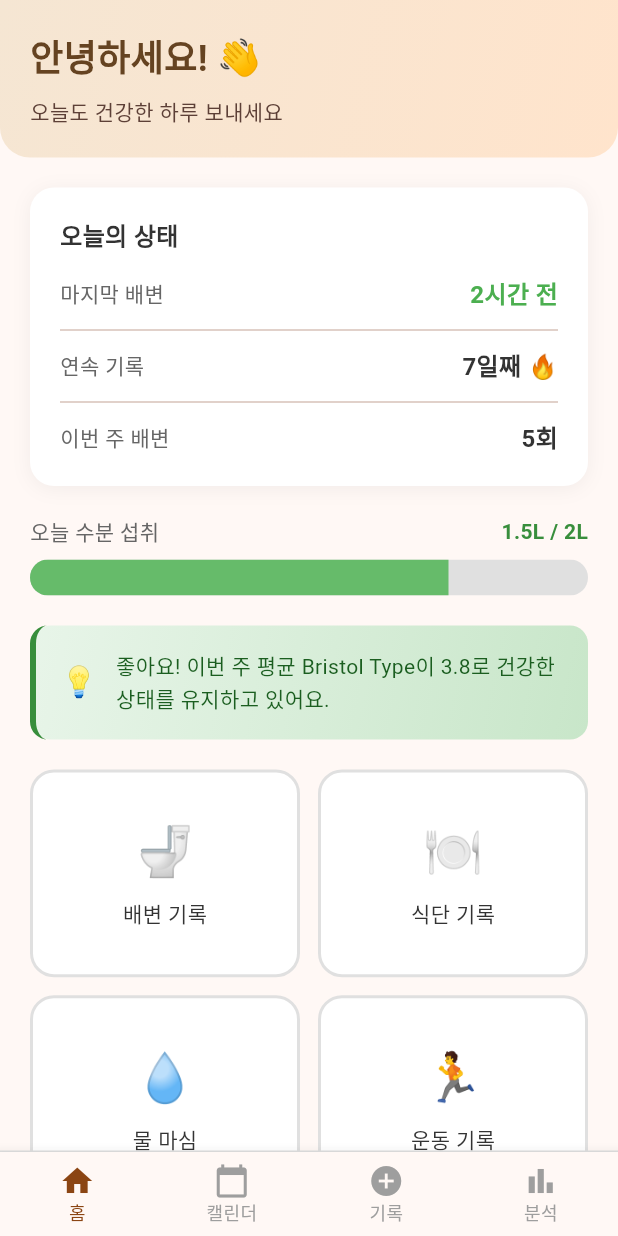
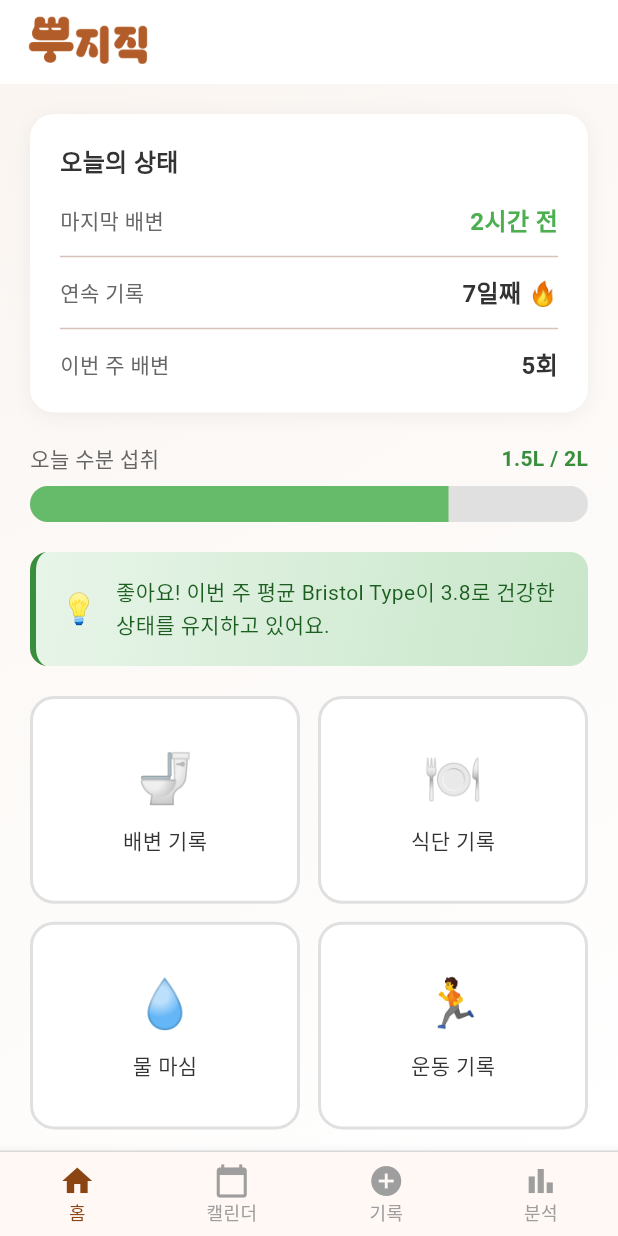
Before and after one commit to pyowonsik/poozizic, a Flutter app: the screen it shows after launch, on a phone screen of 412 x 824 dp. Run offline on Flutter 3.47's test engine with Material 3 defaults, Android fonts, the phone set to English and light mode, and no system bars; our stand-ins replace fl_chart, table_calendar; Roboto replaces fonts that are missing (-apple-system).

Commit message:
feat: 메인 페이지 디자인 변경

```diff
--- a/lib/main.dart
+++ b/lib/main.dart
@@ -20,6 +20,7 @@ class MyApp extends StatelessWidget {
       title: '똥 플랜',
       debugShowCheckedModeBanner: false,
       theme: ThemeData(
+        scaffoldBackgroundColor: Colors.white,
         colorScheme: ColorScheme.fromSeed(
           seedColor: const Color(0xFF8B4513),
           primary: const Color(0xFF8B4513),
--- a/lib/screens/calendar_screen.dart
+++ b/lib/screens/calendar_screen.dart
@@ -37,12 +37,12 @@ class _CalendarScreenState extends State<CalendarScreen> {
           '캘린더',
           style: TextStyle(
             fontWeight: FontWeight.bold,
-            color: Color(0xFF654321),
+            color: Colors.black,
           ),
         ),
         backgroundColor: Colors.white,
         elevation: 0,
-        centerTitle: true,
+        centerTitle: false,
       ),
       body: Column(
         children: [
--- a/lib/screens/home_screen.dart
+++ b/lib/screens/home_screen.dart
@@ -6,51 +6,35 @@ class HomeScreen extends StatelessWidget {
   @override
   Widget build(BuildContext context) {
     return Scaffold(
-      body: SafeArea(
+     appBar: AppBar(
+  iconTheme: IconThemeData(color: Colors.black),
+  title: Image.asset(
+    'assets/image/뿌지직.png',
+    height: 50, // 로고 크기 조절
+    fit: BoxFit.contain,
+
+  ),
+  backgroundColor: Colors.white,
+  centerTitle: false,
+),
+
+      body: Container(
+        decoration: BoxDecoration(
+          gradient: LinearGradient(
+            begin: Alignment.topLeft,
+            end: Alignment.bottomRight,
+            colors: [
+              Color.fromARGB(255, 250, 245, 241),
+              Colors.white,
+            ],
+          ),
+        ),
+        child: SafeArea(
         child: SingleChildScrollView(
           child: Column(
             crossAxisAlignment: CrossAxisAlignment.start,
             children: [
-              // 헤더
-              Container(
-                width: double.infinity,
-                padding: const EdgeInsets.all(20),
-                decoration: const BoxDecoration(
-                  gradient: LinearGradient(
-                    begin: Alignment.topLeft,
-                    end: Alignment.bottomRight,
-                    colors: [Color(0xFFF5E6D3), Color(0xFFFFE4CC)],
-                  ),
-                  borderRadius: BorderRadius.only(
-                    bottomLeft: Radius.circular(20),
-                    bottomRight: Radius.circular(20),
-                  ),
-                ),
-                child: Column(
-                  crossAxisAlignment: CrossAxisAlignment.start,
-                  children: [
-                    const Text(
-                      '안녕하세요! 👋',
-                      style: TextStyle(
-                        fontSize: 24,
-                        fontWeight: FontWeight.bold,
-                        color: Color(0xFF654321),
-                      ),
-                    ),
-                    const SizedBox(height: 8),
-                    Text(
-                      '오늘도 건강한 하루 보내세요',
-                      style: TextStyle(
-                        fontSize: 14,
-                        color: Colors.brown[700],
-                      ),
-                    ),
-                  ],
-                ),
-              ),
-
-              const SizedBox(height: 20),
-
+              SizedBox(height: 20),
               // 오늘의 상태 카드
               Padding(
                 padding: const EdgeInsets.symmetric(horizontal: 20),
@@ -204,6 +188,7 @@ class HomeScreen extends StatelessWidget {
           ),
         ),
       ),
+    ),
     );
   }
 
--- a/pubspec.yaml
+++ b/pubspec.yaml
@@ -64,6 +64,8 @@ flutter:
   # assets:
   #   - images/a_dot_burr.jpeg
   #   - images/a_dot_ham.jpeg
+  assets:
+    - assets/image/
 
   # An image asset can refer to one or more resolution-specific "variants", see
   # https://flutter.dev/to/resolution-aware-images
```
Also changed, not shown: assets/image/뿌지직.png (added).
